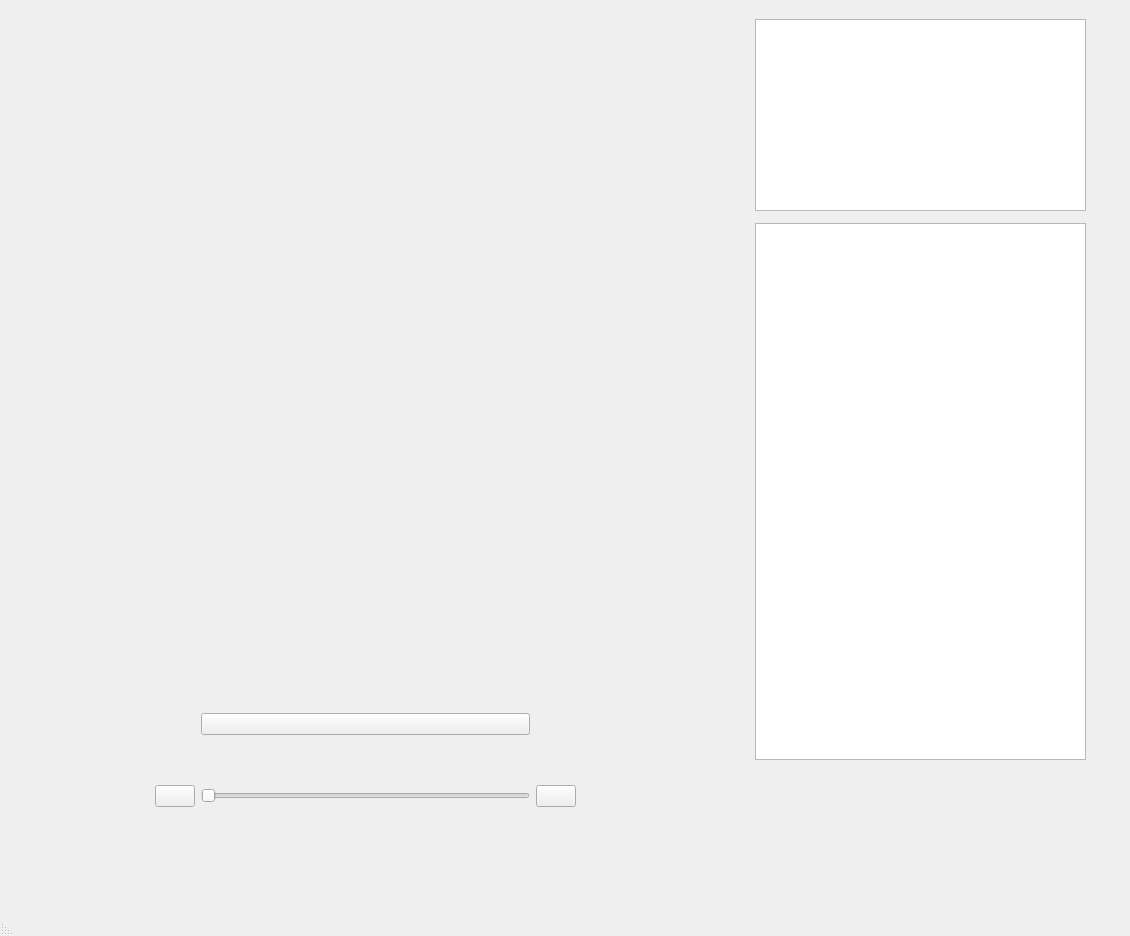
Old version of the form ui/main_page.ui in the repository incremen/CyberMusicStreaming.
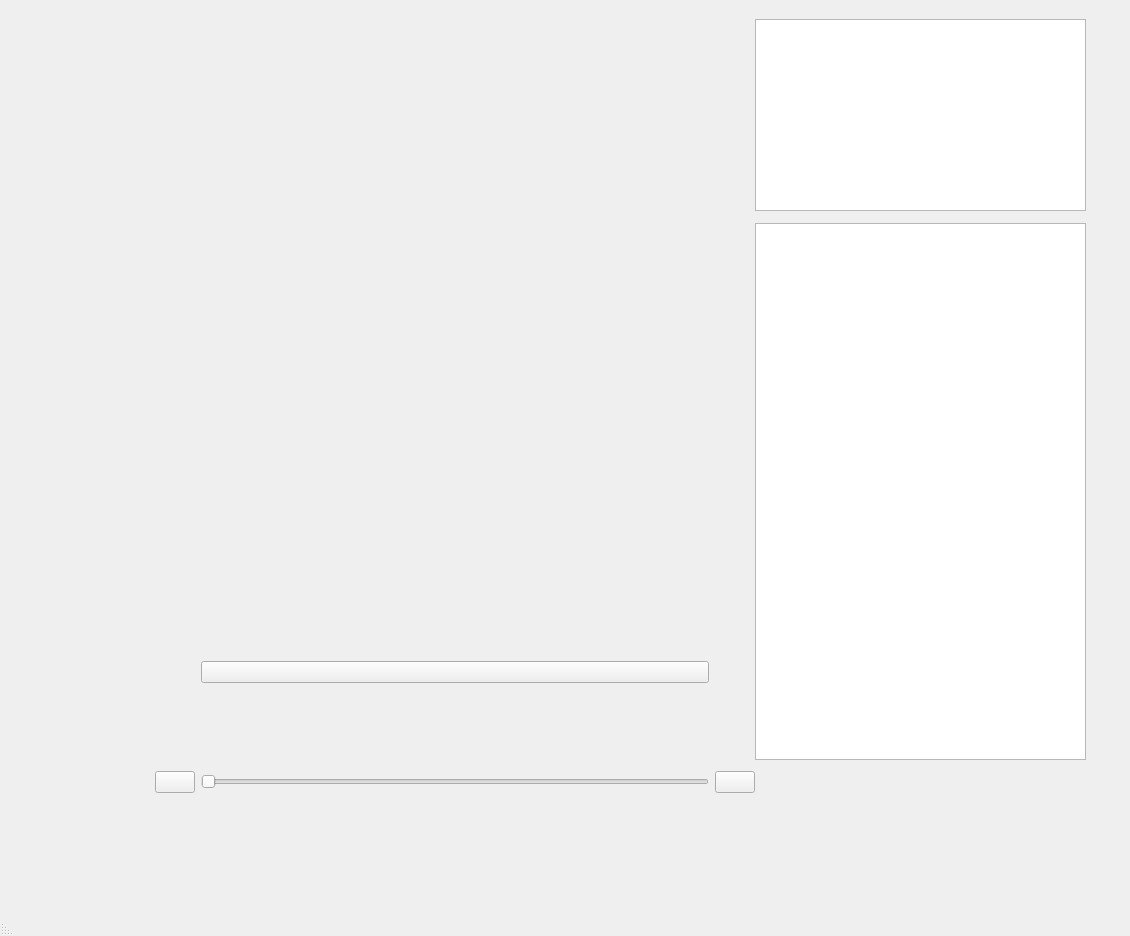
New version of the form. Icons and pictures are not drawn.

Commit message: made buttons look more decent

Diff of the .ui file:
```diff
--- a/ui/main_page.ui
+++ b/ui/main_page.ui
@@ -114,9 +114,9 @@
        <property name="geometry">
         <rect>
          <x>140</x>
-         <y>660</y>
-         <width>421</width>
-         <height>184</height>
+         <y>570</y>
+         <width>600</width>
+         <height>298</height>
         </rect>
        </property>
        <layout class="QGridLayout" name="song_btns_layout">
@@ -181,6 +181,12 @@
          <layout class="QHBoxLayout" name="song_progress_layout">
           <item>
            <widget class="QSlider" name="progress_slider">
+            <property name="minimumSize">
+             <size>
+              <width>400</width>
+              <height>0</height>
+             </size>
+            </property>
             <property name="layoutDirection">
              <enum>Qt::LeftToRight</enum>
             </property>
```
The commit also changes 2 other files.
